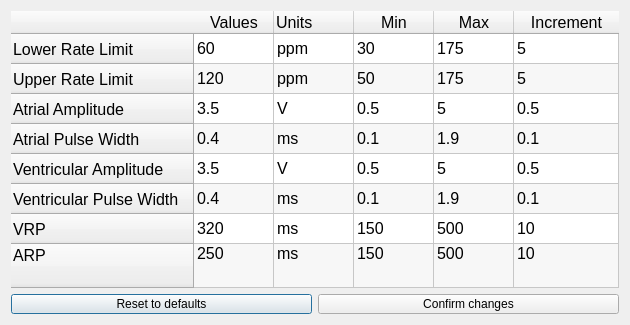
First picture: the form in DCM/ui_files/parameters.ui, repository CarlosCapili/3K04-Pacemaker-Project, before the edit.
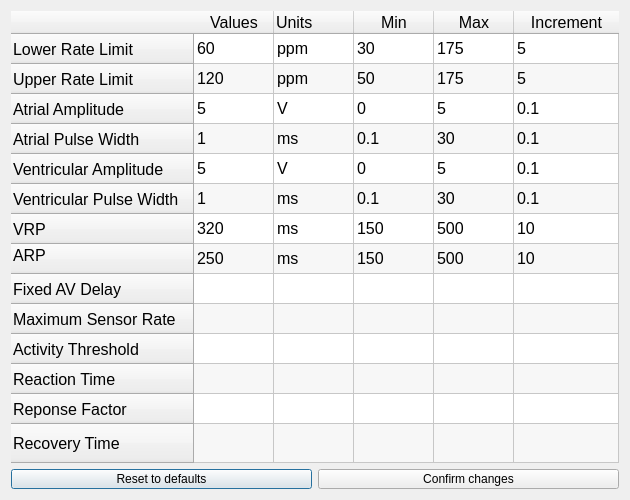
Second picture: the form after the edit.

Commit message: added new parameters, no new values

```diff
--- a/DCM/ui_files/parameters.ui
+++ b/DCM/ui_files/parameters.ui
@@ -7,7 +7,7 @@
     <x>0</x>
     <y>0</y>
     <width>630</width>
-    <height>325</height>
+    <height>500</height>
    </rect>
   </property>
   <property name="sizePolicy">
@@ -202,6 +202,36 @@
        <set>AlignLeading|AlignTop</set>
       </property>
      </row>
+     <row>
+      <property name="text">
+       <string>Fixed AV Delay</string>
+      </property>
+     </row>
+     <row>
+      <property name="text">
+       <string>Maximum Sensor Rate</string>
+      </property>
+     </row>
+     <row>
+      <property name="text">
+       <string>Activity Threshold</string>
+      </property>
+     </row>
+     <row>
+      <property name="text">
+       <string>Reaction Time</string>
+      </property>
+     </row>
+     <row>
+      <property name="text">
+       <string>Reponse Factor</string>
+      </property>
+     </row>
+     <row>
+      <property name="text">
+       <string>Recovery Time</string>
+      </property>
+     </row>
      <column>
       <property name="text">
        <string>Values</string>
@@ -309,7 +339,7 @@
      </item>
      <item row="2" column="0">
       <property name="text">
-       <string>3.5</string>
+       <string>5</string>
       </property>
      </item>
      <item row="2" column="1">
@@ -322,7 +352,7 @@
      </item>
      <item row="2" column="2">
       <property name="text">
-       <string>0.5</string>
+       <string>0</string>
       </property>
       <property name="flags">
        <set>ItemIsDragEnabled|ItemIsUserCheckable|ItemIsEnabled</set>
@@ -338,7 +368,7 @@
      </item>
      <item row="2" column="4">
       <property name="text">
-       <string>0.5</string>
+       <string>0.1</string>
       </property>
       <property name="flags">
        <set>ItemIsDragEnabled|ItemIsUserCheckable|ItemIsEnabled</set>
@@ -346,7 +376,7 @@
      </item>
      <item row="3" column="0">
       <property name="text">
-       <string>0.4</string>
+       <string>1</string>
       </property>
      </item>
      <item row="3" column="1">
@@ -367,7 +397,7 @@
      </item>
      <item row="3" column="3">
       <property name="text">
-       <string>1.9</string>
+       <string>30</string>
       </property>
       <property name="flags">
        <set>ItemIsDragEnabled|ItemIsUserCheckable|ItemIsEnabled</set>
@@ -383,7 +413,7 @@
      </item>
      <item row="4" column="0">
       <property name="text">
-       <string>3.5</string>
+       <string>5</string>
       </property>
      </item>
      <item row="4" column="1">
@@ -396,7 +426,7 @@
      </item>
      <item row="4" column="2">
       <property name="text">
-       <string>0.5</string>
+       <string>0</string>
       </property>
       <property name="flags">
        <set>ItemIsDragEnabled|ItemIsUserCheckable|ItemIsEnabled</set>
@@ -412,7 +442,7 @@
      </item>
      <item row="4" column="4">
       <property name="text">
-       <string>0.5</string>
+       <string>0.1</string>
       </property>
       <property name="flags">
        <set>ItemIsDragEnabled|ItemIsUserCheckable|ItemIsEnabled</set>
@@ -420,7 +450,7 @@
      </item>
      <item row="5" column="0">
       <property name="text">
-       <string>0.4</string>
+       <string>1</string>
       </property>
      </item>
      <item row="5" column="1">
@@ -441,7 +471,7 @@
      </item>
      <item row="5" column="3">
       <property name="text">
-       <string>1.9</string>
+       <string>30</string>
       </property>
       <property name="flags">
        <set>ItemIsDragEnabled|ItemIsUserCheckable|ItemIsEnabled</set>
@@ -497,7 +527,7 @@
        <string>250</string>
       </property>
       <property name="textAlignment">
-       <set>AlignLeading|AlignTop</set>
+       <set>AlignLeading|AlignVCenter</set>
       </property>
      </item>
      <item row="7" column="1">
@@ -505,7 +535,7 @@
        <string>ms</string>
       </property>
       <property name="textAlignment">
-       <set>AlignLeading|AlignTop</set>
+       <set>AlignLeading|AlignVCenter</set>
       </property>
       <property name="flags">
        <set>ItemIsDragEnabled|ItemIsUserCheckable|ItemIsEnabled</set>
@@ -516,7 +546,7 @@
        <string>150</string>
       </property>
       <property name="textAlignment">
-       <set>AlignLeading|AlignTop</set>
+       <set>AlignLeading|AlignVCenter</set>
       </property>
       <property name="flags">
        <set>ItemIsDragEnabled|ItemIsUserCheckable|ItemIsEnabled</set>
@@ -527,7 +557,7 @@
        <string>500</string>
       </property>
       <property name="textAlignment">
-       <set>AlignLeading|AlignTop</set>
+       <set>AlignLeading|AlignVCenter</set>
       </property>
       <property name="flags">
        <set>ItemIsDragEnabled|ItemIsUserCheckable|ItemIsEnabled</set>
@@ -538,7 +568,7 @@
        <string>10</string>
       </property>
       <property name="textAlignment">
-       <set>AlignLeading|AlignTop</set>
+       <set>AlignLeading|AlignVCenter</set>
       </property>
       <property name="flags">
        <set>ItemIsDragEnabled|ItemIsUserCheckable|ItemIsEnabled</set>
```
Left out of the diff: 60 changed lines with no effect on the pictures. The commit also changes 1 other file.
